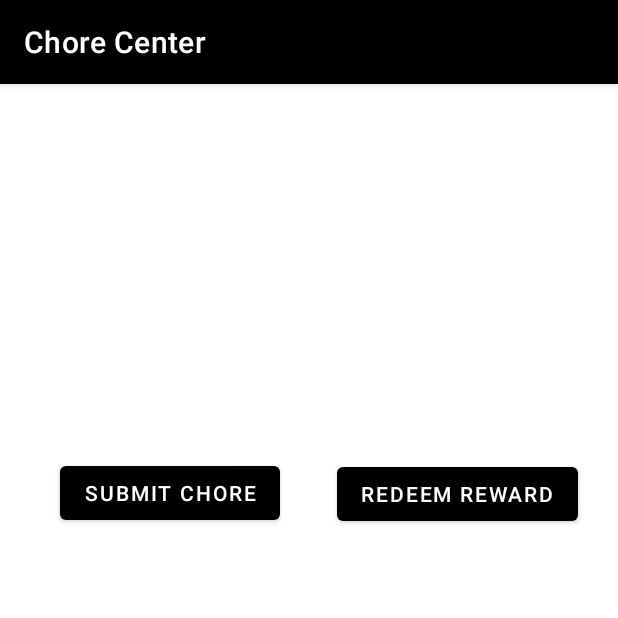
After one commit to yaretzj/ChoreCenter, an Android app: the fragment HomeKidFragment shown on its own in the app's theme, on a phone screen of 412 x 824 dp, the top half of it. The commit adds this screen. Run offline under Robolectric (Android 15) with nearby library versions, the phone set to English and light mode, and no system bars.

Commit message:
Made the kid home page different from the parent home page. Added buttons to the kid home page to navigate to the SubmitChore and RedeemReward pages.

```diff
--- /dev/null
+++ b/Android/ChoreCenterApp/app/src/main/java/com/cse403chorecenter/chorecenterapp/ui/home_kid/HomeKidFragment.java
@@ -0,0 +1,46 @@
+package com.cse403chorecenter.chorecenterapp.ui.home_kid;
+
+import android.os.Bundle;
+import android.view.LayoutInflater;
+import android.view.View;
+import android.view.ViewGroup;
+import android.widget.Button;
+
+import androidx.annotation.NonNull;
+import androidx.fragment.app.Fragment;
+import androidx.navigation.NavController;
+import androidx.navigation.Navigation;
+
+import com.cse403chorecenter.chorecenterapp.R;
+
+public class HomeKidFragment extends Fragment {
+
+    public View onCreateView(@NonNull LayoutInflater inflater,
+                             ViewGroup container, Bundle savedInstanceState) {
+        View view = inflater.inflate(R.layout.fragment_home_kid, container, false);
+
+        // SubmitChore
+        Button bSubmitChore = (Button) view.findViewById(R.id.button_home_kid_submit_chore);
+        bSubmitChore.setOnClickListener(new View.OnClickListener()
+        {
+            @Override
+            public void onClick(View view) {
+                NavController navController = Navigation.findNavController(getActivity(), R.id.nav_host_fragment);
+                navController.navigate(R.id.nav_submit_chore);
+            }
+        });
+
+        // Redeem Reward
+        Button bRedeemReward = (Button) view.findViewById(R.id.button_home_kid_redeem_reward);
+        bRedeemReward.setOnClickListener(new View.OnClickListener()
+        {
+            @Override
+            public void onClick(View view) {
+                NavController navController = Navigation.findNavController(getActivity(), R.id.nav_host_fragment);
+                navController.navigate(R.id.nav_redeem_reward);
+            }
+        });
+
+        return view;
+    }
+}
--- /dev/null
+++ b/Android/ChoreCenterApp/app/src/main/res/layout/fragment_home_kid.xml
@@ -0,0 +1,31 @@
+<?xml version="1.0" encoding="utf-8"?>
+<androidx.constraintlayout.widget.ConstraintLayout
+    xmlns:android="http://schemas.android.com/apk/res/android"
+    xmlns:app="http://schemas.android.com/apk/res-auto"
+    xmlns:tools="http://schemas.android.com/tools"
+    android:layout_width="match_parent"
+    android:layout_height="match_parent">
+
+    <Button
+        android:id="@+id/button_home_kid_redeem_reward"
+        android:layout_width="wrap_content"
+        android:layout_height="wrap_content"
+        android:text="@string/menu_redeem_reward"
+        app:layout_constraintBottom_toBottomOf="parent"
+        app:layout_constraintEnd_toEndOf="parent"
+        app:layout_constraintHorizontal_bias="0.584"
+        app:layout_constraintStart_toEndOf="@+id/button_home_kid_submit_chore"
+        app:layout_constraintTop_toTopOf="parent"
+        app:layout_constraintVertical_bias="0.346" />
+
+    <Button
+        android:id="@+id/button_home_kid_submit_chore"
+        android:layout_width="wrap_content"
+        android:layout_height="wrap_content"
+        android:layout_marginStart="40dp"
+        android:text="@string/menu_submit_chore"
+        app:layout_constraintBottom_toBottomOf="parent"
+        app:layout_constraintStart_toStartOf="parent"
+        app:layout_constraintTop_toTopOf="parent"
+        app:layout_constraintVertical_bias="0.345" />
+</androidx.constraintlayout.widget.ConstraintLayout>
--- a/Android/ChoreCenterApp/app/src/main/res/menu/kid_activity_main_drawer.xml
+++ b/Android/ChoreCenterApp/app/src/main/res/menu/kid_activity_main_drawer.xml
@@ -5,8 +5,8 @@
 
     <group android:checkableBehavior="single">
         <item
-            android:id="@+id/nav_home"
-            android:icon="@drawable/ic_menu_camera"
+            android:id="@+id/nav_home_kid"
+            android:icon="@drawable/ic_menu_gallery"
             android:title="@string/menu_home" />
         <item
             android:id="@+id/nav_submit_chore"
--- a/Android/ChoreCenterApp/app/src/main/res/navigation/mobile_navigation.xml
+++ b/Android/ChoreCenterApp/app/src/main/res/navigation/mobile_navigation.xml
@@ -10,6 +10,12 @@
         android:name="com.cse403chorecenter.chorecenterapp.ui.home.HomeFragment"
         android:label="@string/menu_home"
         tools:layout="@layout/fragment_home" />
+
+    <fragment
+        android:id="@+id/nav_home_kid"
+        android:name="com.cse403chorecenter.chorecenterapp.ui.home_kid.HomeKidFragment"
+        android:label="@string/menu_home"
+        tools:layout="@layout/fragment_home_kid" />
 
     <fragment
         android:id="@+id/nav_gallery"
```
Also changed, not shown: Android/ChoreCenterApp/app/src/main/java/com/cse403chorecenter/chorecenterapp/KidNavigation.java (+7 -1 lines).
